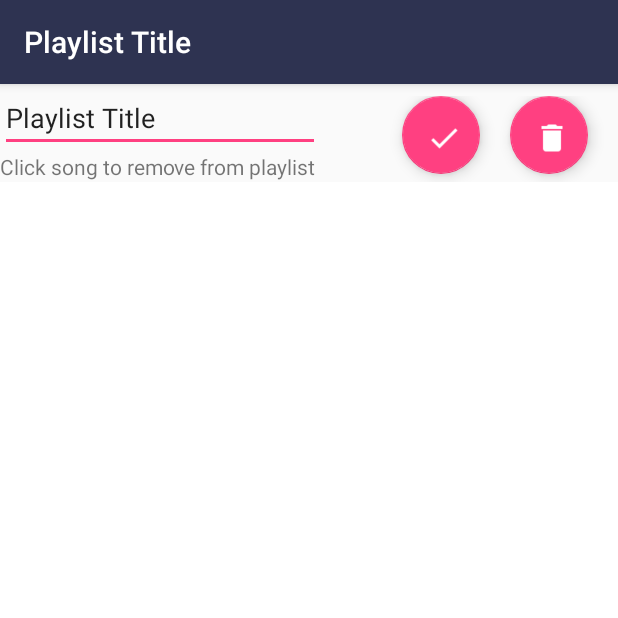
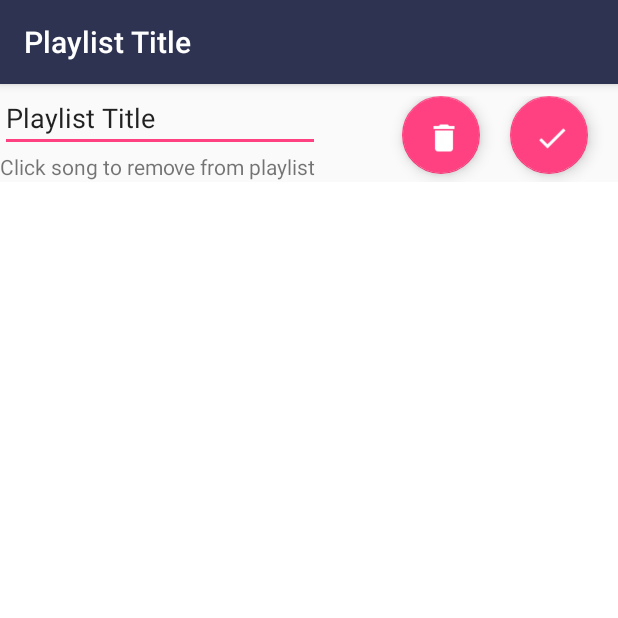
Before and after one commit to trigorob/projectOneStream, an Android app: the EditPlaylistActivity screen opened directly, with no data from a screen before it, on a phone screen of 412 x 824 dp, the top half of it. Run offline under Robolectric (Android 15) with nearby library versions, the light colour scheme and no system bars; libraries missing offline, so code that uses them is left out: com.spotify.sdk; 1 statement that could not run was skipped.

Commit message:
reversed button order on editplaylist. Left-to-right != right-to-left

```diff
--- a/app/src/main/res/layout/edit_playlist_activity.xml
+++ b/app/src/main/res/layout/edit_playlist_activity.xml
@@ -38,18 +38,18 @@
         android:gravity="right"
         android:layoutDirection="ltr">
         <android.support.design.widget.FloatingActionButton
+            android:id="@+id/discardNewPlaylist"
+            android:layout_width="wrap_content"
+            android:layout_marginRight="20dp"
+            android:layout_height="52dp"
+            android:src="@drawable/trash"/>
+        <android.support.design.widget.FloatingActionButton
             android:id="@+id/saveNewPlaylist"
             android:layout_width="wrap_content"
             android:layout_marginRight="20dp"
             android:layout_height="52dp"
             android:src="@drawable/check">
         </android.support.design.widget.FloatingActionButton>
-        <android.support.design.widget.FloatingActionButton
-            android:id="@+id/discardNewPlaylist"
-            android:layout_width="wrap_content"
-            android:layout_marginRight="20dp"
-            android:layout_height="52dp"
-            android:src="@drawable/trash"/>
         />
     </LinearLayout>
     <ListView
```
